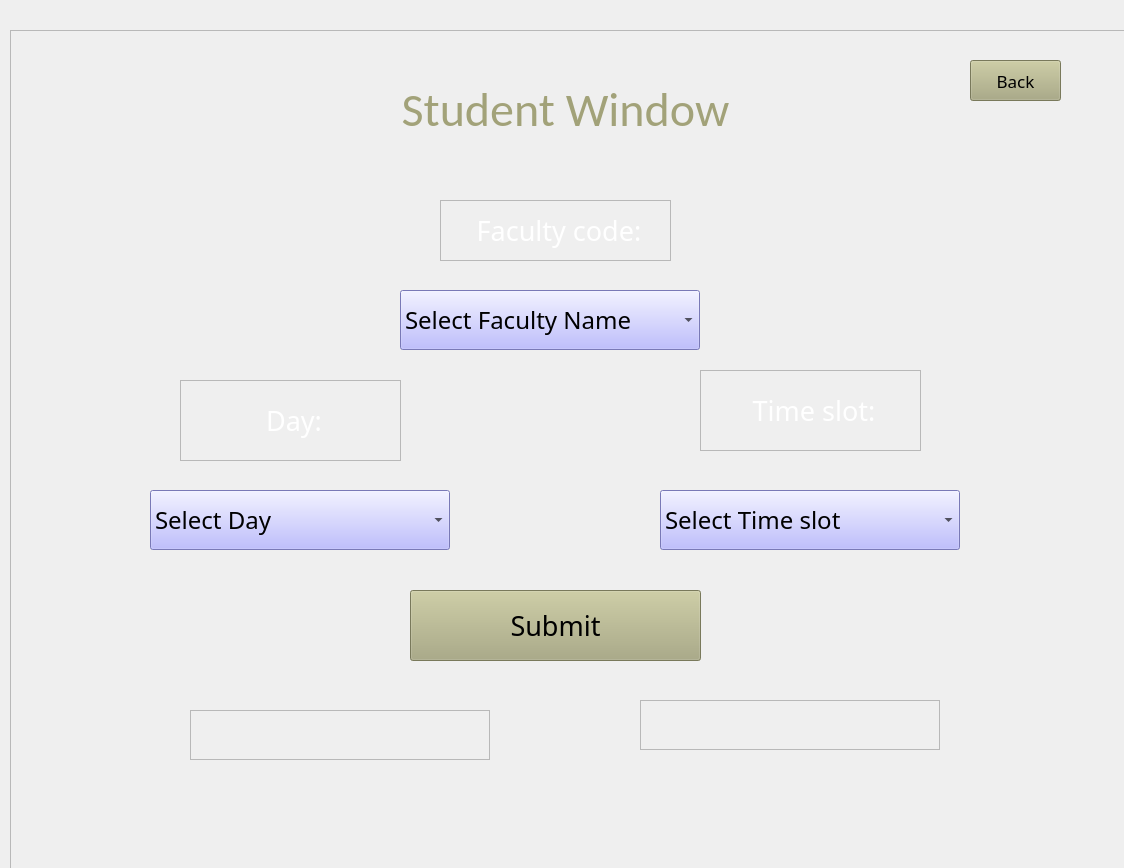
First picture: the form in GUI_Final/studentwindow.ui, repository VaradMash/Teacher_Finder, before the edit.
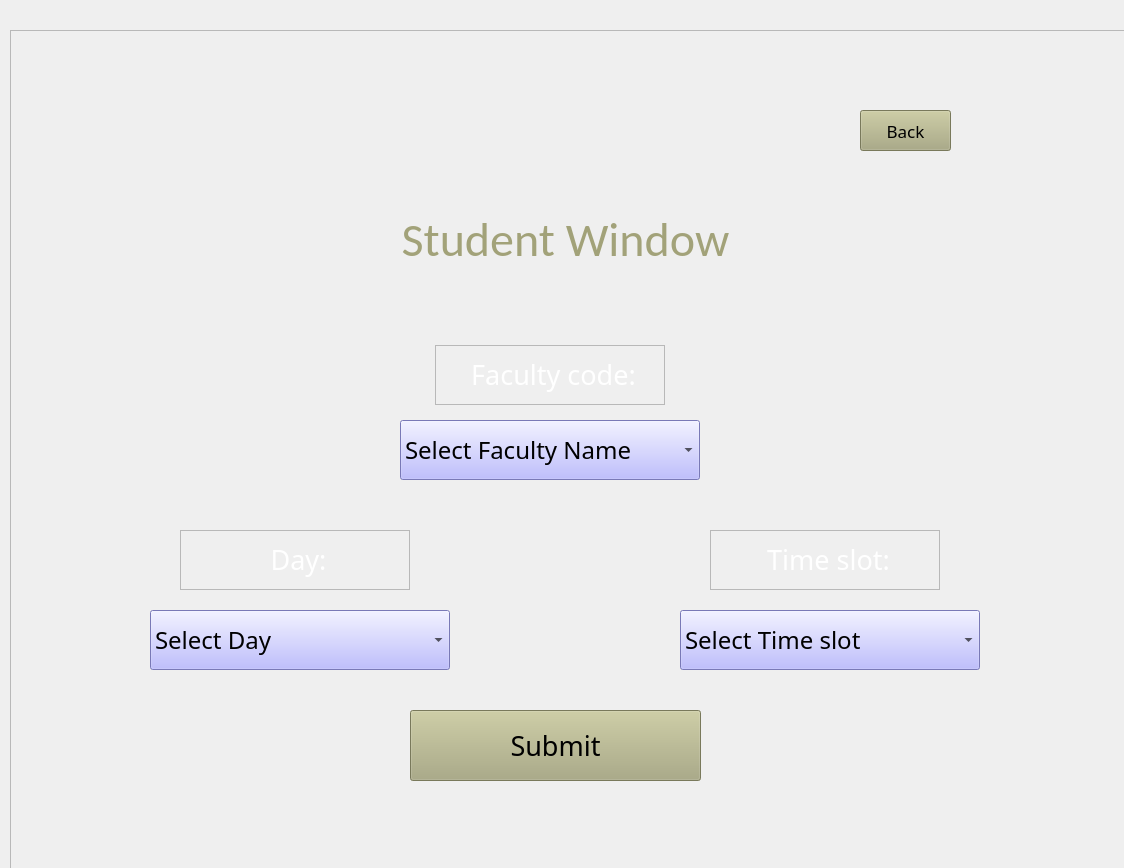
Second picture: the form after the edit. Icons and pictures are not drawn.

Commit message: made some changes in student window :)

The edit to the form file:
```diff
--- a/GUI_Final/studentwindow.ui
+++ b/GUI_Final/studentwindow.ui
@@ -47,8 +47,8 @@
     <widget class="QPushButton" name="back_sw">
      <property name="geometry">
       <rect>
-       <x>960</x>
-       <y>30</y>
+       <x>850</x>
+       <y>80</y>
        <width>91</width>
        <height>41</height>
       </rect>
@@ -71,10 +71,10 @@
     <widget class="QLabel" name="label2_3">
      <property name="geometry">
       <rect>
-       <x>430</x>
-       <y>170</y>
-       <width>231</width>
-       <height>61</height>
+       <x>425</x>
+       <y>315</y>
+       <width>230</width>
+       <height>60</height>
       </rect>
      </property>
      <property name="font">
@@ -96,7 +96,7 @@
      <property name="geometry">
       <rect>
        <x>390</x>
-       <y>260</y>
+       <y>390</y>
        <width>300</width>
        <height>60</height>
       </rect>
@@ -161,7 +161,7 @@
      <property name="geometry">
       <rect>
        <x>340</x>
-       <y>50</y>
+       <y>180</y>
        <width>431</width>
        <height>60</height>
       </rect>
@@ -181,10 +181,10 @@
     <widget class="QLabel" name="label2_2">
      <property name="geometry">
       <rect>
-       <x>690</x>
-       <y>340</y>
-       <width>221</width>
-       <height>81</height>
+       <x>700</x>
+       <y>500</y>
+       <width>230</width>
+       <height>60</height>
       </rect>
      </property>
      <property name="font">
@@ -205,8 +205,8 @@
     <widget class="QComboBox" name="comboBox2_2">
      <property name="geometry">
       <rect>
-       <x>650</x>
-       <y>460</y>
+       <x>670</x>
+       <y>580</y>
        <width>300</width>
        <height>60</height>
       </rect>
@@ -702,9 +702,9 @@
      <property name="geometry">
       <rect>
        <x>170</x>
-       <y>350</y>
-       <width>221</width>
-       <height>81</height>
+       <y>500</y>
+       <width>230</width>
+       <height>60</height>
       </rect>
      </property>
      <property name="font">
@@ -726,7 +726,7 @@
      <property name="geometry">
       <rect>
        <x>140</x>
-       <y>460</y>
+       <y>580</y>
        <width>300</width>
        <height>60</height>
       </rect>
@@ -1212,7 +1212,7 @@
      <property name="geometry">
       <rect>
        <x>400</x>
-       <y>560</y>
+       <y>680</y>
        <width>291</width>
        <height>71</height>
       </rect>
@@ -1232,48 +1232,6 @@
       <string>Submit</string>
      </property>
     </widget>
-    <widget class="QLabel" name="labelx_2">
-     <property name="geometry">
-      <rect>
-       <x>180</x>
-       <y>680</y>
-       <width>300</width>
-       <height>50</height>
-      </rect>
-     </property>
-     <property name="font">
-      <font>
-       <pointsize>20</pointsize>
-      </font>
-     </property>
-     <property name="frameShape">
-      <enum>QFrame::StyledPanel</enum>
-     </property>
-     <property name="text">
-      <string/>
-     </property>
-    </widget>
-    <widget class="QLabel" name="labely_2">
-     <property name="geometry">
-      <rect>
-       <x>630</x>
-       <y>670</y>
-       <width>300</width>
-       <height>50</height>
-      </rect>
-     </property>
-     <property name="font">
-      <font>
-       <pointsize>20</pointsize>
-      </font>
-     </property>
-     <property name="frameShape">
-      <enum>QFrame::StyledPanel</enum>
-     </property>
-     <property name="text">
-      <string/>
-     </property>
-    </widget>
    </widget>
   </widget>
  </widget>
```
